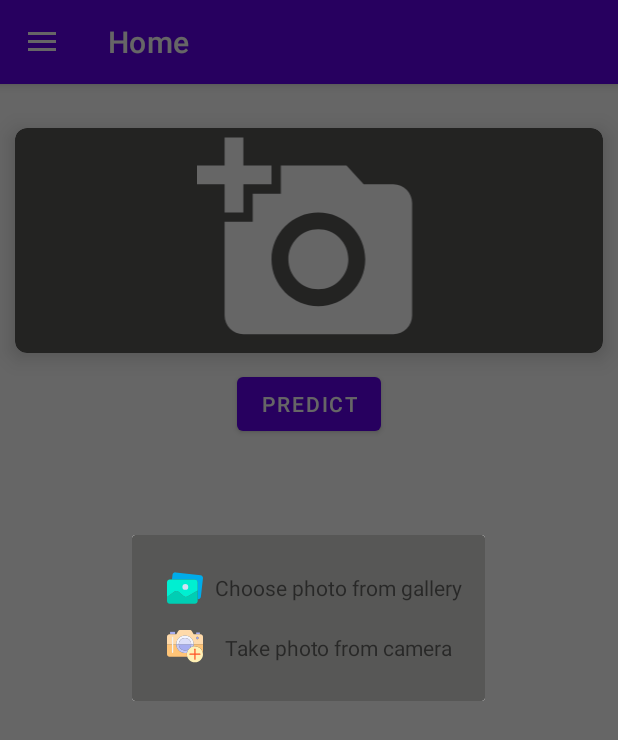
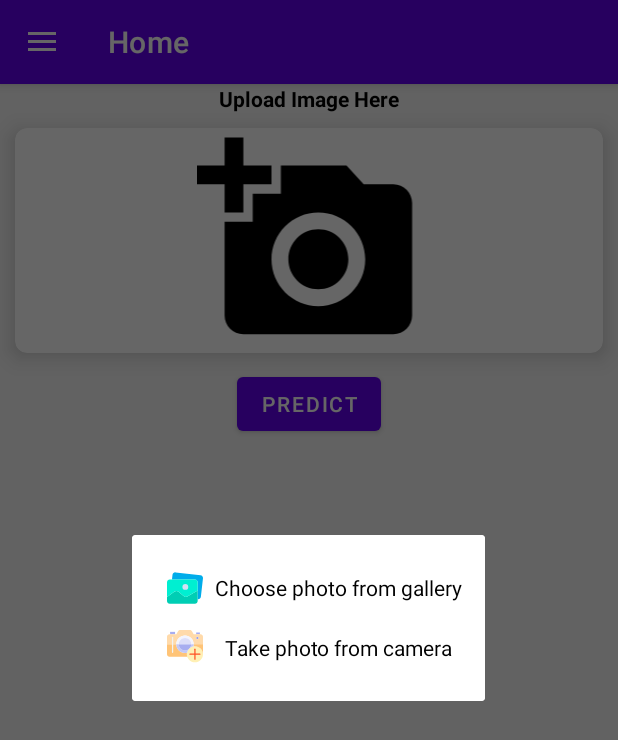
Before and after one commit to RamHaridas/Disease-Detector, an Android app: the screen it shows after launch (MainActivity), after a tap on an icon or button, on a phone screen of 412 x 824 dp. Shown: the top 740 px of the screen. Run offline under Robolectric (Android 15) with nearby library versions, the phone set to English and light mode, and no system bars; our stand-ins replace navigation-ui; libraries missing offline, so code that uses them is left out: com.daimajia.androidanimations, com.karumi.dexter; pictures from the network do not load; 1 statement that could not run was skipped.

Commit message:
Ram Haridas

```diff
--- a/app/src/main/res/drawable/ic_baseline_add_a_photo_24.xml
+++ b/app/src/main/res/drawable/ic_baseline_add_a_photo_24.xml
@@ -1,5 +1,5 @@
-<vector android:height="24dp" android:tint="#FFFFFF"
+<vector android:height="24dp" android:tint="#000"
     android:viewportHeight="24" android:viewportWidth="24"
     android:width="24dp" xmlns:android="http://schemas.android.com/apk/res/android">
-    <path android:fillColor="@android:color/white" android:pathData="M3,4V1h2v3h3v2H5v3H3V6H0V4H3zM6,10V7h3V4h7l1.83,2H21c1.1,0 2,0.9 2,2v12c0,1.1 -0.9,2 -2,2H5c-1.1,0 -2,-0.9 -2,-2V10H6zM13,19c2.76,0 5,-2.24 5,-5s-2.24,-5 -5,-5s-5,2.24 -5,5S10.24,19 13,19zM9.8,14c0,1.77 1.43,3.2 3.2,3.2s3.2,-1.43 3.2,-3.2s-1.43,-3.2 -3.2,-3.2S9.8,12.23 9.8,14z"/>
+    <path android:fillColor="@android:color/black" android:pathData="M3,4V1h2v3h3v2H5v3H3V6H0V4H3zM6,10V7h3V4h7l1.83,2H21c1.1,0 2,0.9 2,2v12c0,1.1 -0.9,2 -2,2H5c-1.1,0 -2,-0.9 -2,-2V10H6zM13,19c2.76,0 5,-2.24 5,-5s-2.24,-5 -5,-5s-5,2.24 -5,5S10.24,19 13,19zM9.8,14c0,1.77 1.43,3.2 3.2,3.2s3.2,-1.43 3.2,-3.2s-1.43,-3.2 -3.2,-3.2S9.8,12.23 9.8,14z"/>
 </vector>
--- a/app/src/main/res/layout/content_covid.xml
+++ b/app/src/main/res/layout/content_covid.xml
@@ -4,7 +4,7 @@
     xmlns:app="http://schemas.android.com/apk/res-auto"
     app:cardElevation="8dp"
     app:cardCornerRadius="8dp"
-    app:cardBackgroundColor="@color/offBlack"
+    app:cardBackgroundColor="@color/white"
     android:layout_width="match_parent"
     android:layout_height="wrap_content">
     <RelativeLayout
@@ -24,7 +24,7 @@
             android:layout_width="wrap_content"
             android:layout_height="wrap_content"
             android:text=""
-            android:textColor="@color/white"
+            android:textColor="@color/black"
             android:layout_centerHorizontal="true"
             android:textStyle="bold"
             android:layout_below="@id/covidAnim"/>
@@ -34,7 +34,7 @@
             android:layout_height="wrap_content"
             android:layout_below="@id/covidtxt"
             android:text=""
-            android:textColor="@color/white"
+            android:textColor="@color/black"
             android:layout_centerHorizontal="true"
             android:textStyle="bold"
             android:layout_margin="5dp"/>
--- a/app/src/main/res/layout/fragment_home.xml
+++ b/app/src/main/res/layout/fragment_home.xml
@@ -4,6 +4,7 @@
     xmlns:tools="http://schemas.android.com/tools"
     android:layout_width="match_parent"
     android:layout_height="match_parent"
+    android:background="@color/offWhite"
     tools:context=".ui.home.HomeFragment">
 
     <RelativeLayout
@@ -26,7 +27,7 @@
             android:layout_width="wrap_content"
             android:layout_height="wrap_content"
             android:textStyle="bold"
-            android:textColor="@color/white"
+            android:textColor="@color/black"
             android:layout_centerHorizontal="true"
             android:text="@string/upload_image"/>
         <androidx.cardview.widget.CardView
@@ -35,7 +36,7 @@
             android:layout_width="match_parent"
             android:layout_height="150dp"
             android:layout_margin="10dp"
-            app:cardBackgroundColor="@color/offBlack"
+            app:cardBackgroundColor="@color/white"
             app:cardElevation="8dp"
             app:cardCornerRadius="8dp">
 
@@ -51,7 +52,7 @@
             android:layout_height="wrap_content"
             android:layout_centerHorizontal="true"
             android:layout_below="@id/addImageCard"
-            android:text="Predict"/>
+            android:text="@string/predict"/>
         <include
             android:layout_height="wrap_content"
             android:layout_width="match_parent"
--- a/app/src/main/res/layout/owner_dialog_get_image.xml
+++ b/app/src/main/res/layout/owner_dialog_get_image.xml
@@ -5,7 +5,7 @@
     android:layout_height="wrap_content"
     xmlns:app="http://schemas.android.com/apk/res-auto"
     android:orientation="vertical"
-    app:cardBackgroundColor="@color/offBlack"
+    app:cardBackgroundColor="@color/white"
     app:cardElevation="10dp"
     android:padding="20dp">
     <LinearLayout
@@ -16,7 +16,7 @@
     <LinearLayout
         android:layout_width="match_parent"
         android:layout_height="wrap_content"
-        android:background="@color/offBlack"
+        android:background="@color/white"
         android:orientation="horizontal">
         <ImageView
             android:layout_width="wrap_content"
@@ -29,6 +29,7 @@
             android:id="@+id/choose_gallery"
             android:layout_width="match_parent"
             android:layout_height="40dp"
+            android:textColor="@color/black"
             android:visibility="visible"
             android:text="@string/choose_gallery"
             android:gravity="center"/>
@@ -36,7 +37,7 @@
     <LinearLayout
         android:layout_width="match_parent"
         android:layout_height="wrap_content"
-        android:background="@color/offBlack"
+        android:background="@color/white"
         android:orientation="horizontal">
         <ImageView
             android:layout_width="wrap_content"
@@ -48,6 +49,7 @@
             android:id="@+id/open_camera"
             android:layout_width="match_parent"
             android:layout_height="40dp"
+            android:textColor="@color/black"
             android:text="@string/take_camera"
             android:gravity="center"/>
     </LinearLayout>
--- a/app/src/main/res/values-night/themes.xml
+++ b/app/src/main/res/values-night/themes.xml
@@ -1,6 +1,6 @@
 <resources xmlns:tools="http://schemas.android.com/tools">
     <!-- Base application theme. -->
-    <style name="Theme.DiseaseDetector" parent="Theme.MaterialComponents.DayNight.DarkActionBar">
+    <style name="Theme.DiseaseDetector" parent="Theme.MaterialComponents.Light.NoActionBar">
         <!-- Primary brand color. -->
         <item name="colorPrimary">@color/purple_200</item>
         <item name="colorPrimaryVariant">@color/purple_700</item>
--- a/app/src/main/res/values/colors.xml
+++ b/app/src/main/res/values/colors.xml
@@ -10,4 +10,5 @@
 
     <color name="mainTheme">#3490dc</color>
     <color name="offBlack">#575756</color>
+    <color name="offWhite">#f5f5f5</color>
 </resources>
--- a/app/src/main/res/values/strings.xml
+++ b/app/src/main/res/values/strings.xml
@@ -19,4 +19,5 @@
     <string name="edit">Edit</string>
     <string name="paste_here">Paste URL Here</string>
     <string name="save">Save</string>
+    <string name="predict">Predict</string>
 </resources>
--- a/app/src/main/res/values/themes.xml
+++ b/app/src/main/res/values/themes.xml
@@ -1,6 +1,6 @@
 <resources xmlns:tools="http://schemas.android.com/tools">
     <!-- Base application theme. -->
-    <style name="Theme.DiseaseDetector" parent="Theme.MaterialComponents.DayNight.DarkActionBar">
+    <style name="Theme.DiseaseDetector" parent="Theme.MaterialComponents.Light.NoActionBar">
         <!-- Primary brand color. -->
         <item name="colorPrimary">@color/purple_500</item>
         <item name="colorPrimaryVariant">@color/purple_700</item>
```
Also changed, not shown: app/src/main/res/layout/fragment_gallery.xml (+4 -3 lines).
